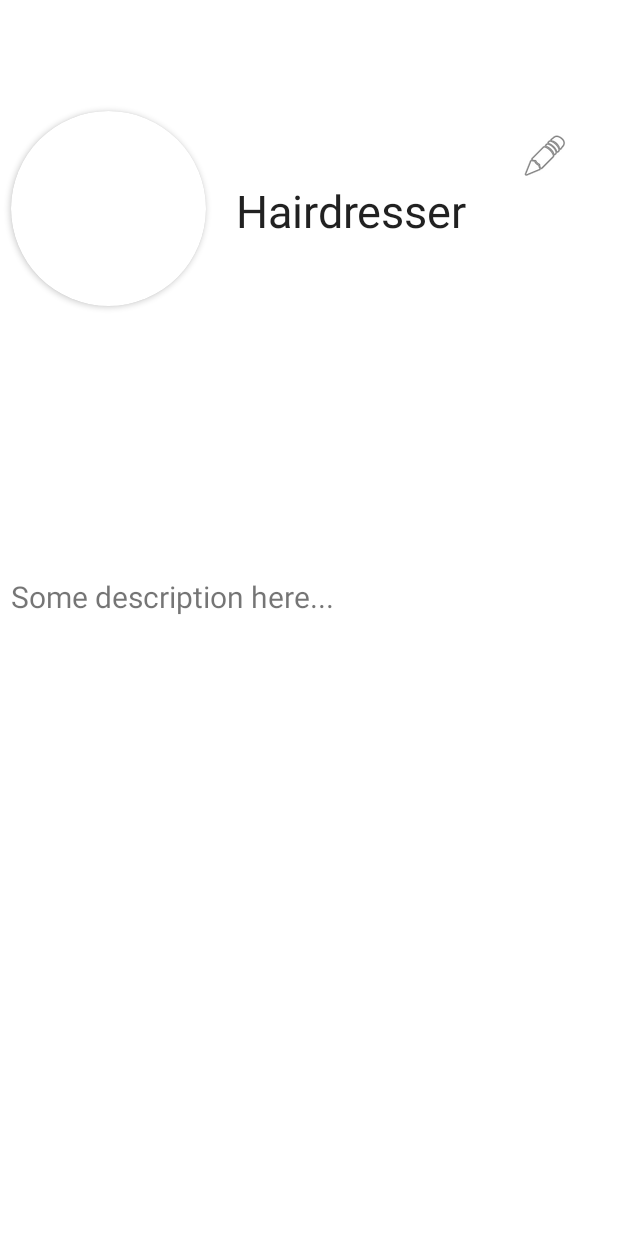
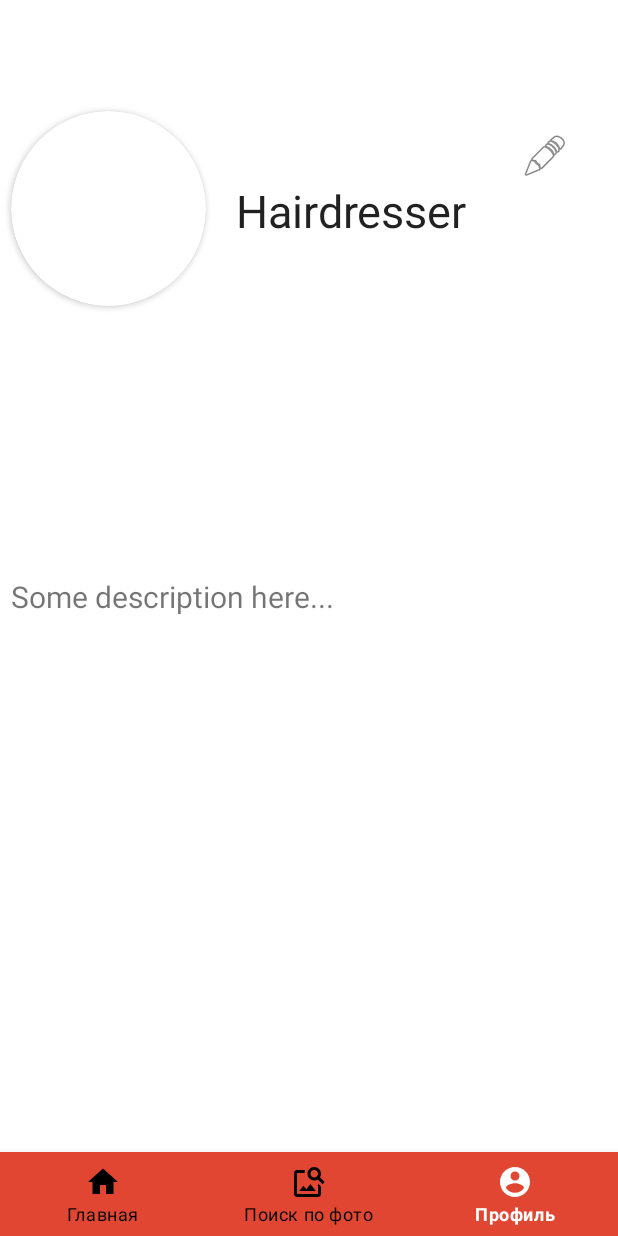
Before and after one commit to HSE-hairdressers/Tindercut, an Android app: the HairdresserActivity screen opened directly, with no data from a screen before it, on a phone screen of 412 x 824 dp. Run offline under Robolectric (Android 15) with nearby library versions, the phone set to English and light mode, and no system bars; pictures from the network do not load.

Commit message:
new navigation bar implementation

```diff
--- a/app/build.gradle
+++ b/app/build.gradle
@@ -43,7 +43,6 @@ dependencies {
     implementation 'com.google.android.gms:play-services-auth:20.1.0'
     compile 'org.apache.httpcomponents:httpcore:4.4.1'
     implementation 'dev.dworks.libs:volleyplus:+'
-    implementation 'androidx.appcompat:appcompat:1.2.0'
     implementation 'androidx.appcompat:appcompat:1.3.0'
     implementation 'com.google.android.material:material:1.4.0'
     implementation 'androidx.constraintlayout:constraintlayout:2.0.1'
--- /dev/null
+++ b/app/src/main/res/drawable/ic_home_black_24dp.xml
@@ -0,0 +1,10 @@
+<vector xmlns:android="http://schemas.android.com/apk/res/android"
+    android:width="24dp"
+    android:height="24dp"
+    android:viewportWidth="24"
+    android:viewportHeight="24"
+    android:tint="?attr/colorControlNormal">
+  <path
+      android:fillColor="@android:color/white"
+      android:pathData="M10,20v-6h4v6h5v-8h3L12,3 2,12h3v8z"/>
+</vector>
--- /dev/null
+++ b/app/src/main/res/drawable/ic_imagesearch.xml
@@ -0,0 +1,10 @@
+<vector xmlns:android="http://schemas.android.com/apk/res/android"
+    android:width="24dp"
+    android:height="24dp"
+    android:viewportWidth="24"
+    android:viewportHeight="24"
+    android:tint="?attr/colorControlNormal">
+  <path
+      android:fillColor="@android:color/white"
+      android:pathData="M18,13v7L4,20L4,6h5.02c0.05,-0.71 0.22,-1.38 0.48,-2L4,4c-1.1,0 -2,0.9 -2,2v14c0,1.1 0.9,2 2,2h14c1.1,0 2,-0.9 2,-2v-5l-2,-2zM16.5,18h-11l2.75,-3.53 1.96,2.36 2.75,-3.54zM19.3,8.89c0.44,-0.7 0.7,-1.51 0.7,-2.39C20,4.01 17.99,2 15.5,2S11,4.01 11,6.5s2.01,4.5 4.49,4.5c0.88,0 1.7,-0.26 2.39,-0.7L21,13.42 22.42,12 19.3,8.89zM15.5,9C14.12,9 13,7.88 13,6.5S14.12,4 15.5,4 18,5.12 18,6.5 16.88,9 15.5,9z"/>
+</vector>
--- /dev/null
+++ b/app/src/main/res/drawable/ic_profile.xml
@@ -0,0 +1,10 @@
+<vector xmlns:android="http://schemas.android.com/apk/res/android"
+    android:width="24dp"
+    android:height="24dp"
+    android:viewportWidth="24"
+    android:viewportHeight="24"
+    android:tint="?attr/colorControlNormal">
+  <path
+      android:fillColor="@android:color/white"
+      android:pathData="M12,2C6.48,2 2,6.48 2,12s4.48,10 10,10 10,-4.48 10,-10S17.52,2 12,2zM12,5c1.66,0 3,1.34 3,3s-1.34,3 -3,3 -3,-1.34 -3,-3 1.34,-3 3,-3zM12,19.2c-2.5,0 -4.71,-1.28 -6,-3.22 0.03,-1.99 4,-3.08 6,-3.08 1.99,0 5.97,1.09 6,3.08 -1.29,1.94 -3.5,3.22 -6,3.22z"/>
+</vector>
--- /dev/null
+++ b/app/src/main/res/drawable/selector.xml
@@ -0,0 +1,11 @@
+<?xml version="1.0" encoding="utf-8"?>
+<selector xmlns:android="http://schemas.android.com/apk/res/android">
+    <item
+        android:state_selected="true"
+        android:drawable="@color/red_peach"
+        android:color = "@color/white" > </item>
+
+    <item
+        android:state_selected="false"
+        android:color = "@color/black" > </item>
+</selector>
--- a/app/src/main/res/layout/activity_hairdresser.xml
+++ b/app/src/main/res/layout/activity_hairdresser.xml
@@ -70,4 +70,17 @@
         app:layout_constraintTop_toTopOf="parent"
         app:srcCompat="@android:drawable/ic_menu_edit" />
 
+    <com.google.android.material.bottomnavigation.BottomNavigationView
+        android:id="@+id/bottom_navigator"
+        android:layout_width="match_parent"
+        android:layout_height="wrap_content"
+        app:itemBackground="@color/red_peach"
+        app:itemIconTint="@drawable/selector"
+        app:itemTextColor="@drawable/selector"
+        app:layout_constraintBottom_toBottomOf="parent"
+        app:layout_constraintEnd_toEndOf="parent"
+        app:layout_constraintHorizontal_bias="0.0"
+        app:layout_constraintStart_toStartOf="parent"
+        app:menu="@menu/bottom_nav_menu"></com.google.android.material.bottomnavigation.BottomNavigationView>
+
 </androidx.constraintlayout.widget.ConstraintLayout>
--- /dev/null
+++ b/app/src/main/res/menu/bottom_nav_menu.xml
@@ -0,0 +1,19 @@
+<?xml version="1.0" encoding="utf-8"?>
+<menu xmlns:android="http://schemas.android.com/apk/res/android">
+
+    <item
+        android:id="@+id/navigation_home"
+        android:icon="@drawable/ic_home_black_24dp"
+        android:title="@string/title_home" />
+
+    <item
+        android:id="@+id/navigation_searchphoto"
+        android:icon="@drawable/ic_imagesearch"
+        android:title="@string/title_searchphoto" />
+
+    <item
+        android:id="@+id/navigation_profile"
+        android:icon="@drawable/ic_profile"
+        android:title="@string/title_profile" />
+
+</menu>
--- a/app/src/main/res/values/strings.xml
+++ b/app/src/main/res/values/strings.xml
@@ -24,4 +24,7 @@
     <string name="verification_error">Passwords do not match</string>
     <string name="action_google_sign_in">Sign In With Google</string>
     <string name="failedGAuth">Google Authentication Failed</string>
+    <string name="title_home">Главная</string>
+    <string name="title_searchphoto">Поиск по фото</string>
+    <string name="title_profile">Профиль</string>
 </resources>
```
Also changed, not shown: app/src/main/AndroidManifest.xml (+7 -5 lines), app/src/main/java/com/example/tindercut/HairdresserActivity.java (+28 -0 lines), app/src/main/java/com/example/tindercut/HomeActivity.java (added, +46 -0 lines), app/src/main/java/com/example/tindercut/MainActivity.java (+32 -0 lines), app/src/main/res/layout/activity_home.xml (added, +35 -0 lines), app/src/main/res/layout/activity_main.xml (+16 -3 lines).
